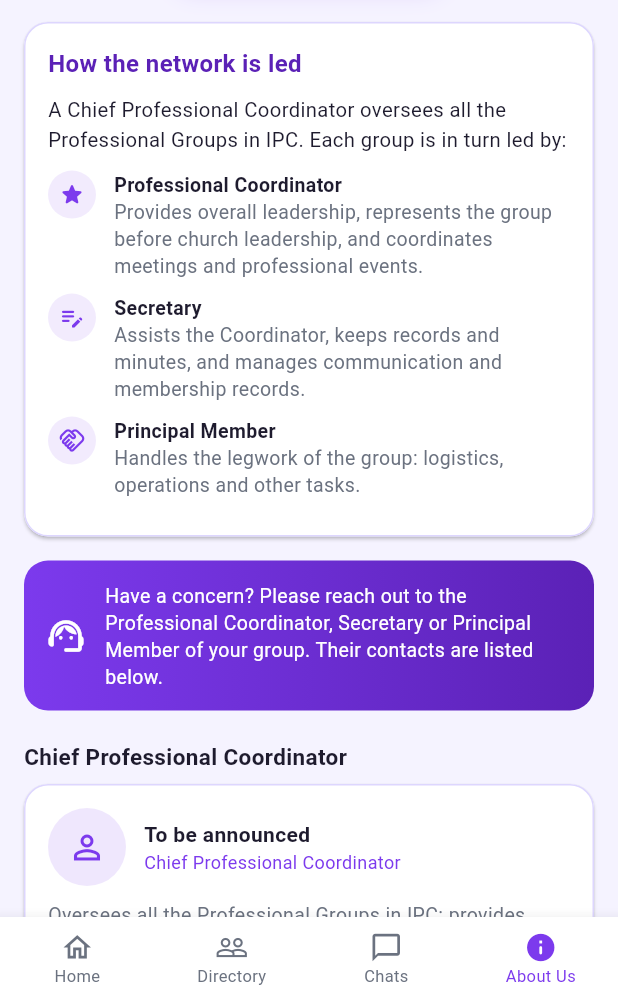
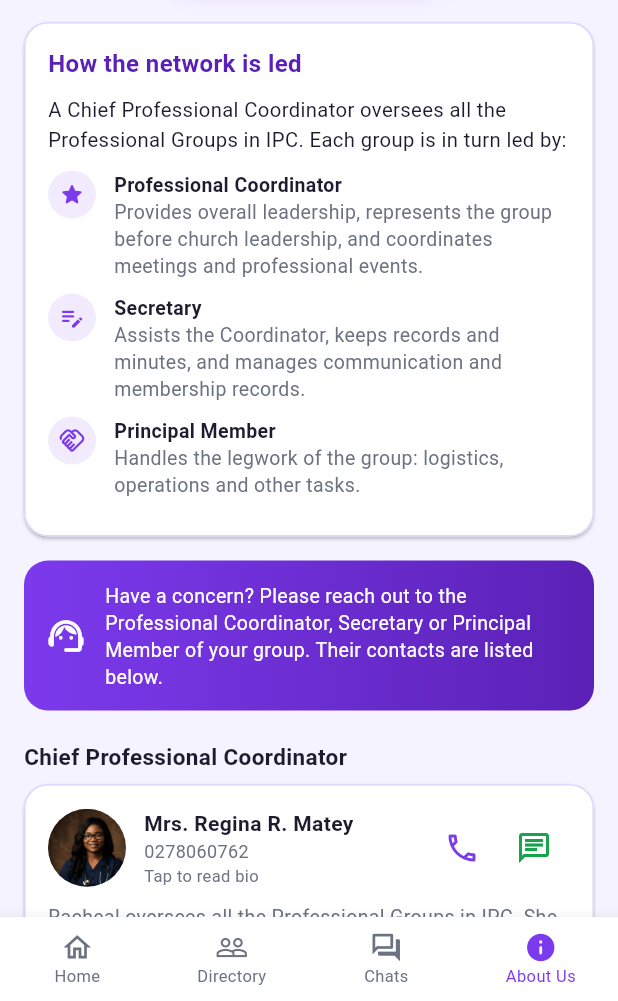
Before and after one commit to AdikaNathaniel/Palace-Professional-Network, a Flutter app: the HomeShell screen opened directly with empty values, swiped to page 4, on a phone screen of 412 x 824 dp, the part 235-1236 px from its top. Run offline on Flutter 3.47's test engine with Material 3 defaults, Android fonts, the phone set to English and light mode, and no system bars; our stand-ins replace audioplayers, emoji_picker_flutter, file_picker, firebase_core, firebase_messaging, image_picker and 2 more; missing offline and left inert: record; accounts and stored records are empty; network calls fail.

Commit message:
feat:improved user interface

```diff
--- a/frontend/lib/main.dart
+++ b/frontend/lib/main.dart
@@ -428,7 +428,11 @@ class _HomeShellState extends State<HomeShell> {
               icon: Icon(Icons.people_outline),
               label: 'Directory',
             ),
-            BottomNavigationBarItem(icon: _ChatsTabIcon(), label: 'Chats'),
+            BottomNavigationBarItem(
+              icon: _ChatsTabIcon(),
+              activeIcon: _ChatsTabIcon(active: true),
+              label: 'Chats',
+            ),
             BottomNavigationBarItem(
               icon: Icon(Icons.info_outline_rounded),
               activeIcon: Icon(Icons.info_rounded),
@@ -443,7 +447,10 @@ class _HomeShellState extends State<HomeShell> {
 
 /// Chats tab icon with the total unread count bubbled on its corner.
 class _ChatsTabIcon extends StatelessWidget {
-  const _ChatsTabIcon();
+  /// Filled when the Chats tab is selected, like the Home tab's icon.
+  final bool active;
+
+  const _ChatsTabIcon({this.active = false});
 
   @override
   Widget build(BuildContext context) {
@@ -452,7 +459,7 @@ class _ChatsTabIcon extends StatelessWidget {
       builder: (context, counts, _) => Stack(
         clipBehavior: Clip.none,
         children: [
-          const Icon(Icons.chat_bubble_outline),
+          Icon(active ? Icons.forum : Icons.forum_outlined),
           if (counts.total > 0)
             Positioned(
               right: -14,
--- a/frontend/lib/models/leadership.dart
+++ b/frontend/lib/models/leadership.dart
@@ -47,11 +47,30 @@ class Leadership {
 
   static const _photos = 'assets/images/leads';
 
-  /// Head of the Professional Coordinators. Not yet announced.
+  /// Head of the Professional Coordinators, who oversees all the groups.
+  /// Also the Healthcare Professionals group's coordinator.
   static const Leader chiefCoordinator = Leader(
-    name: 'To be announced',
+    name: 'Mrs. Regina R. Matey',
     role: 'Chief Professional Coordinator',
+    phone: '0278060762',
+    photoAsset: '$_photos/racheal.jpg',
+    bio: _rachealBio,
   );
+
+  static const _rachealBio =
+      'Racheal is a dedicated healthcare professional and an advocate '
+      'for maternal and child health, with specialized expertise in '
+      'nursing, midwifery practice, and public health education. With a '
+      'decade of hands-on experience in both small clinics and large, '
+      'state-of-the-art health facilities, she brings a wealth of '
+      'clinical knowledge and practical insight into maternal and '
+      'reproductive health.\n\n'
+      'In 2023, she was nominated as the Outstanding Midwife at the '
+      'Greater Accra Regional Hospital and received the Best Practicing '
+      'Midwife Award for the Greater Accra Region during the '
+      'International Day of Midwives. In 2024, she was honoured again as '
+      'the Outstanding Midwife for the Neonatal Resuscitation Team at '
+      'Greater Accra Regional Hospital, Ridge.';
 
   static const List<ProfessionalGroup> groups = [
     ProfessionalGroup(
@@ -260,20 +279,7 @@ class Leadership {
         role: coordinatorRole,
         phone: '0278060762',
         photoAsset: '$_photos/racheal.jpg',
-        bio:
-            'Racheal is a dedicated healthcare professional and an advocate '
-            'for maternal and child health, with specialized expertise in '
-            'nursing, midwifery practice, and public health education. With a '
-            'decade of hands-on experience in both small clinics and large, '
-            'state-of-the-art health facilities, she brings a wealth of '
-            'clinical knowledge and practical insight into maternal and '
-            'reproductive health.\n\n'
-            'In 2023, she was nominated as the Outstanding Midwife at the '
-            'Greater Accra Regional Hospital and received the Best Practicing '
-            'Midwife Award for the Greater Accra Region during the '
-            'International Day of Midwives. In 2024, she was honoured again as '
-            'the Outstanding Midwife for the Neonatal Resuscitation Team at '
-            'Greater Accra Regional Hospital, Ridge.',
+        bio: _rachealBio,
       ),
       secretary: Leader(
         name: 'Miss Doreen O. Annang',
--- a/frontend/lib/pages/about_page.dart
+++ b/frontend/lib/pages/about_page.dart
@@ -96,11 +96,7 @@ class _Paragraph extends StatelessWidget {
   @override
   Widget build(BuildContext context) => Text(
     text,
-    style: TextStyle(
-      fontSize: 13.5,
-      height: 1.45,
-      color: AppColors.textDark,
-    ),
+    style: TextStyle(fontSize: 13.5, height: 1.45, color: AppColors.textDark),
   );
 }
 
@@ -219,13 +215,19 @@ class _ChiefCard extends StatelessWidget {
         child: Column(
           crossAxisAlignment: CrossAxisAlignment.start,
           children: [
-            const _LeaderRow(leader: chief, avatarRadius: 26),
+            // The section heading above already names the role.
+            const _LeaderRow(
+              leader: chief,
+              avatarRadius: 26,
+              showRole: false,
+              singleLineName: true,
+            ),
             const SizedBox(height: 10),
             Text(
-              'Oversees all the Professional Groups in IPC: provides overall '
-              'leadership, coordinates meetings and activities, represents '
-              'the groups before church leadership, and organises the annual '
-              'professional conference.',
+              'Racheal oversees all the Professional Groups in IPC. She '
+              'provides overall leadership, coordinates meetings and '
+              'activities, represents the groups before church leadership, '
+              'and organises the annual professional conference.',
               style: TextStyle(
                 fontSize: 13,
                 height: 1.4,
@@ -295,7 +297,17 @@ class _GroupCard extends StatelessWidget {
 class _LeaderRow extends StatelessWidget {
   final Leader leader;
   final double avatarRadius;
-  const _LeaderRow({required this.leader, this.avatarRadius = 22});
+  final bool showRole;
+
+  /// Keep the name on one line, shrinking it slightly if it doesn't fit.
+  final bool singleLineName;
+
+  const _LeaderRow({
+    required this.leader,
+    this.avatarRadius = 22,
+    this.showRole = true,
+    this.singleLineName = false,
+  });
 
   @override
   Widget build(BuildContext context) {
@@ -308,25 +320,16 @@ class _LeaderRow extends StatelessWidget {
           child: Column(
             crossAxisAlignment: CrossAxisAlignment.start,
             children: [
-              Text(
-                leader.name,
-                style: TextStyle(
-                  fontWeight: FontWeight.w600,
-                  fontSize: 14,
-                  color: AppColors.textDark,
+              _name(),
+              if (showRole)
+                Text(
+                  leader.role,
+                  style: const TextStyle(fontSize: 12, color: AppColors.violet),
                 ),
-              ),
-              Text(
-                leader.role,
-                style: const TextStyle(fontSize: 12, color: AppColors.violet),
-              ),
               if (phone != null)
                 Text(
                   phone,
-                  style: TextStyle(
-                    fontSize: 12,
-                    color: AppColors.textMuted,
-                  ),
+                  style: TextStyle(fontSize: 12, color: AppColors.textMuted),
                 ),
               if (leader.bio != null)
                 Text(
@@ -359,6 +362,25 @@ class _LeaderRow extends StatelessWidget {
       borderRadius: BorderRadius.circular(12),
       onTap: () => _showBio(context, leader),
       child: row,
+    );
+  }
+
+  Widget _name() {
+    final text = Text(
+      leader.name,
+      maxLines: singleLineName ? 1 : null,
+      softWrap: !singleLineName,
+      style: TextStyle(
+        fontWeight: FontWeight.w600,
+        fontSize: 14,
+        color: AppColors.textDark,
+      ),
+    );
+    if (!singleLineName) return text;
+    return FittedBox(
+      fit: BoxFit.scaleDown,
+      alignment: Alignment.centerLeft,
+      child: text,
     );
   }
 
@@ -441,19 +463,6 @@ class _LeaderAvatar extends StatelessWidget {
   Widget build(BuildContext context) {
     final photo = leader.photoAsset;
     if (photo == null) {
-      // Placeholder (e.g. the Chief, not yet announced) gets an icon rather
-      // than initials of "To be announced".
-      if (identical(leader, Leadership.chiefCoordinator)) {
-        return CircleAvatar(
-          radius: radius,
-          backgroundColor: AppColors.violet.withValues(alpha: 0.12),
-          child: Icon(
-            Icons.person_outline,
-            color: AppColors.violet,
-            size: radius,
-          ),
-        );
-      }
       return ProfileAvatar(imageUrl: null, name: leader.name, radius: radius);
     }
     return CircleAvatar(
--- a/frontend/pubspec.yaml
+++ b/frontend/pubspec.yaml
@@ -16,7 +16,7 @@ publish_to: 'none' # Remove this line if you wish to publish to pub.dev
 # https://developer.apple.com/library/archive/documentation/General/Reference/InfoPlistKeyReference/Articles/CoreFoundationKeys.html
 # In Windows, build-name is used as the major, minor, and patch parts
 # of the product and file versions while build-number is used as the build suffix.
-version: 1.0.20+24
+version: 1.0.21+25
 
 environment:
   sdk: ^3.11.4
```
Also changed, not shown: 1 other file.
